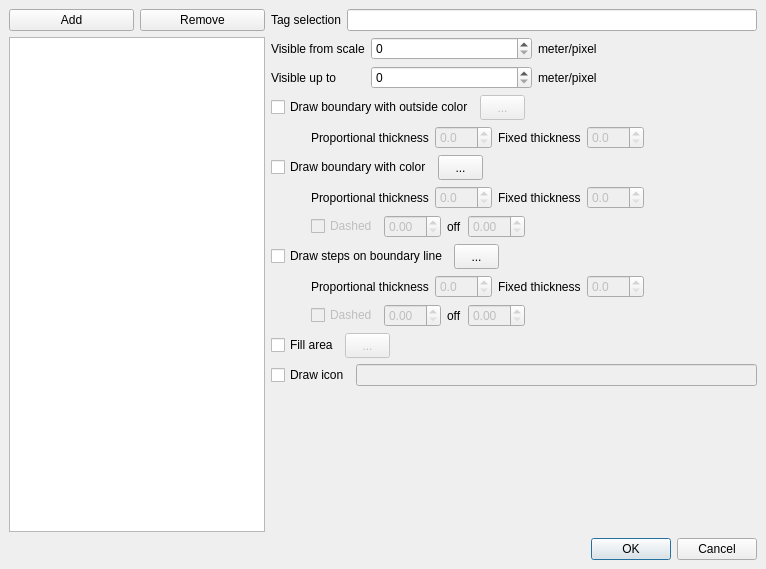
First picture: the form in PaintStyle/PaintStyleEditor.ui, repository openstreetmap/merkaartor, before the edit.
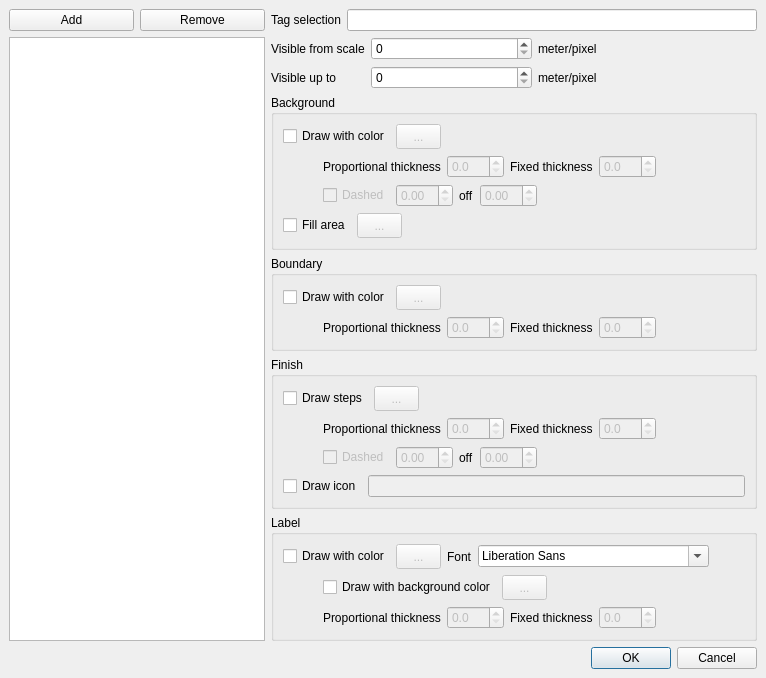
Second picture: the form after the edit.

Commit message: ADD : names rendering in styles

The edit to the form file:
```diff
--- a/PaintStyle/PaintStyleEditor.ui
+++ b/PaintStyle/PaintStyleEditor.ui
@@ -6,7 +6,7 @@
     <x>0</x>
     <y>0</y>
     <width>766</width>
-    <height>569</height>
+    <height>665</height>
    </rect>
   </property>
   <property name="windowTitle" >
@@ -129,19 +129,7 @@
          <property name="leftMargin" >
           <number>0</number>
          </property>
-         <property name="topMargin" >
-          <number>0</number>
-         </property>
-         <property name="rightMargin" >
-          <number>0</number>
-         </property>
-         <property name="bottomMargin" >
-          <number>0</number>
-         </property>
-         <property name="horizontalSpacing" >
-          <number>6</number>
-         </property>
-         <property name="verticalSpacing" >
+         <property name="spacing" >
           <number>6</number>
          </property>
          <item row="0" column="0" >
@@ -161,19 +149,7 @@
          <property name="leftMargin" >
           <number>0</number>
          </property>
-         <property name="topMargin" >
-          <number>0</number>
-         </property>
-         <property name="rightMargin" >
-          <number>0</number>
-         </property>
-         <property name="bottomMargin" >
-          <number>0</number>
-         </property>
-         <property name="horizontalSpacing" >
-          <number>6</number>
-         </property>
-         <property name="verticalSpacing" >
+         <property name="spacing" >
           <number>6</number>
          </property>
          <item row="0" column="2" >
@@ -255,174 +231,31 @@
         </layout>
        </item>
        <item>
-        <layout class="QHBoxLayout" >
-         <property name="spacing" >
-          <number>6</number>
+        <widget class="QGroupBox" name="groupBox_2" >
+         <property name="title" >
+          <string>Background</string>
          </property>
-         <property name="leftMargin" >
-          <number>0</number>
-         </property>
-         <property name="topMargin" >
-          <number>0</number>
-         </property>
-         <property name="rightMargin" >
-          <number>0</number>
-         </property>
-         <property name="bottomMargin" >
-          <number>0</number>
-         </property>
+         <layout class="QVBoxLayout" name="verticalLayout_2" >
          <item>
-          <widget class="QCheckBox" name="DrawBackground" >
-           <property name="text" >
-            <string>Draw boundary with outside color</string>
-           </property>
-          </widget>
-         </item>
-         <item>
-          <widget class="QToolButton" name="BackgroundColor" >
-           <property name="enabled" >
-            <bool>false</bool>
-           </property>
-           <property name="minimumSize" >
-            <size>
-             <width>45</width>
-             <height>25</height>
-            </size>
-           </property>
-           <property name="text" >
-            <string>...</string>
-           </property>
-          </widget>
-         </item>
-         <item>
-          <spacer>
-           <property name="orientation" >
-            <enum>Qt::Horizontal</enum>
-           </property>
-           <property name="sizeHint" >
-            <size>
-             <width>40</width>
-             <height>20</height>
-            </size>
-           </property>
-          </spacer>
-         </item>
-        </layout>
-       </item>
-       <item>
         <layout class="QHBoxLayout" >
          <property name="spacing" >
           <number>6</number>
          </property>
-         <property name="leftMargin" >
-          <number>0</number>
-         </property>
-         <property name="topMargin" >
-          <number>0</number>
-         </property>
-         <property name="rightMargin" >
-          <number>0</number>
-         </property>
-         <property name="bottomMargin" >
-          <number>0</number>
-         </property>
-         <item>
-          <spacer>
-           <property name="orientation" >
-            <enum>Qt::Horizontal</enum>
-           </property>
-           <property name="sizeType" >
-            <enum>QSizePolicy::Minimum</enum>
-           </property>
-           <property name="sizeHint" >
-            <size>
-             <width>40</width>
-             <height>20</height>
-            </size>
-           </property>
-          </spacer>
-         </item>
-         <item>
-          <widget class="QLabel" name="label_8" >
-           <property name="text" >
-            <string>Proportional thickness</string>
-           </property>
-          </widget>
-         </item>
-         <item>
-          <widget class="QDoubleSpinBox" name="ProportionalBackground" >
-           <property name="enabled" >
-            <bool>false</bool>
-           </property>
-           <property name="decimals" >
-            <number>1</number>
-           </property>
-           <property name="singleStep" >
-            <double>0.500000000000000</double>
-           </property>
-          </widget>
-         </item>
-         <item>
-          <widget class="QLabel" name="label_9" >
-           <property name="text" >
-            <string>Fixed thickness</string>
-           </property>
-          </widget>
-         </item>
-         <item>
-          <widget class="QDoubleSpinBox" name="FixedBackground" >
-           <property name="enabled" >
-            <bool>false</bool>
-           </property>
-           <property name="decimals" >
-            <number>1</number>
-           </property>
-           <property name="singleStep" >
-            <double>0.500000000000000</double>
-           </property>
-          </widget>
-         </item>
-         <item>
-          <spacer>
-           <property name="orientation" >
-            <enum>Qt::Horizontal</enum>
-           </property>
-           <property name="sizeHint" >
-            <size>
-             <width>40</width>
-             <height>20</height>
-            </size>
-           </property>
-          </spacer>
-         </item>
-        </layout>
-       </item>
-       <item>
-        <layout class="QHBoxLayout" >
-         <property name="spacing" >
-          <number>6</number>
-         </property>
-         <property name="leftMargin" >
-          <number>0</number>
-         </property>
-         <property name="topMargin" >
-          <number>0</number>
-         </property>
-         <property name="rightMargin" >
-          <number>0</number>
-         </property>
-         <property name="bottomMargin" >
+            <property name="margin" >
           <number>0</number>
          </property>
          <item>
           <widget class="QCheckBox" name="DrawForeground" >
            <property name="text" >
-            <string>Draw boundary with color</string>
+               <string>Draw with color</string>
            </property>
           </widget>
          </item>
          <item>
           <widget class="QToolButton" name="ForegroundColor" >
+              <property name="enabled" >
+               <bool>false</bool>
+              </property>
            <property name="minimumSize" >
             <size>
              <width>45</width>
@@ -624,24 +457,207 @@
          <property name="leftMargin" >
           <number>0</number>
          </property>
-         <property name="topMargin" >
+            <item>
+             <widget class="QCheckBox" name="DrawFill" >
+              <property name="text" >
+               <string>Fill area</string>
+              </property>
+             </widget>
+            </item>
+            <item>
+             <widget class="QToolButton" name="FillColor" >
+              <property name="enabled" >
+               <bool>false</bool>
+              </property>
+              <property name="minimumSize" >
+               <size>
+                <width>45</width>
+                <height>25</height>
+               </size>
+              </property>
+              <property name="text" >
+               <string>...</string>
+              </property>
+             </widget>
+            </item>
+            <item>
+             <spacer>
+              <property name="orientation" >
+               <enum>Qt::Horizontal</enum>
+              </property>
+              <property name="sizeHint" stdset="0" >
+               <size>
+                <width>40</width>
+                <height>20</height>
+               </size>
+              </property>
+             </spacer>
+            </item>
+           </layout>
+          </item>
+         </layout>
+        </widget>
+       </item>
+       <item>
+        <widget class="QGroupBox" name="groupBox" >
+         <property name="title" >
+          <string>Boundary</string>
+         </property>
+         <layout class="QVBoxLayout" name="verticalLayout" >
+          <item>
+           <layout class="QHBoxLayout" >
+            <property name="spacing" >
+             <number>6</number>
+            </property>
+            <property name="margin" >
           <number>0</number>
          </property>
-         <property name="rightMargin" >
+            <item>
+             <widget class="QCheckBox" name="DrawBackground" >
+              <property name="text" >
+               <string>Draw with color</string>
+              </property>
+             </widget>
+            </item>
+            <item>
+             <widget class="QToolButton" name="BackgroundColor" >
+              <property name="enabled" >
+               <bool>false</bool>
+              </property>
+              <property name="minimumSize" >
+               <size>
+                <width>45</width>
+                <height>25</height>
+               </size>
+              </property>
+              <property name="text" >
+               <string>...</string>
+              </property>
+             </widget>
+            </item>
+            <item>
+             <spacer>
+              <property name="orientation" >
+               <enum>Qt::Horizontal</enum>
+              </property>
+              <property name="sizeHint" stdset="0" >
+               <size>
+                <width>40</width>
+                <height>20</height>
+               </size>
+              </property>
+             </spacer>
+            </item>
+           </layout>
+          </item>
+          <item>
+           <layout class="QHBoxLayout" >
+            <property name="spacing" >
+             <number>6</number>
+            </property>
+            <property name="margin" >
           <number>0</number>
          </property>
-         <property name="bottomMargin" >
+            <item>
+             <spacer>
+              <property name="orientation" >
+               <enum>Qt::Horizontal</enum>
+              </property>
+              <property name="sizeType" >
+               <enum>QSizePolicy::Minimum</enum>
+              </property>
+              <property name="sizeHint" stdset="0" >
+               <size>
+                <width>40</width>
+                <height>20</height>
+               </size>
+              </property>
+             </spacer>
+            </item>
+            <item>
+             <widget class="QLabel" name="label_8" >
+              <property name="text" >
+               <string>Proportional thickness</string>
+              </property>
+             </widget>
+            </item>
+            <item>
+             <widget class="QDoubleSpinBox" name="ProportionalBackground" >
+              <property name="enabled" >
+               <bool>false</bool>
+              </property>
+              <property name="decimals" >
+               <number>1</number>
+              </property>
+              <property name="singleStep" >
+               <double>0.500000000000000</double>
+              </property>
+             </widget>
+            </item>
+            <item>
+             <widget class="QLabel" name="label_9" >
+              <property name="text" >
+               <string>Fixed thickness</string>
+              </property>
+             </widget>
+            </item>
+            <item>
+             <widget class="QDoubleSpinBox" name="FixedBackground" >
+              <property name="enabled" >
+               <bool>false</bool>
+              </property>
+              <property name="decimals" >
+               <number>1</number>
+              </property>
+              <property name="singleStep" >
+               <double>0.500000000000000</double>
+              </property>
+             </widget>
+            </item>
+            <item>
+             <spacer>
+              <property name="orientation" >
+               <enum>Qt::Horizontal</enum>
+              </property>
+              <property name="sizeHint" stdset="0" >
+               <size>
+                <width>40</width>
+                <height>20</height>
+               </size>
+              </property>
+             </spacer>
+            </item>
+           </layout>
+          </item>
+         </layout>
+        </widget>
+       </item>
+       <item>
+        <widget class="QGroupBox" name="groupBox_3" >
+         <property name="title" >
+          <string>Finish</string>
+         </property>
+         <layout class="QVBoxLayout" name="verticalLayout_3" >
+          <item>
+           <layout class="QHBoxLayout" >
+            <property name="spacing" >
+             <number>6</number>
+            </property>
+            <property name="margin" >
           <number>0</number>
          </property>
          <item>
           <widget class="QCheckBox" name="DrawTouchup" >
            <property name="text" >
-            <string>Draw steps on boundary line</string>
+               <string>Draw steps</string>
            </property>
           </widget>
          </item>
          <item>
           <widget class="QToolButton" name="TouchupColor" >
+              <property name="enabled" >
+               <bool>false</bool>
+              </property>
            <property name="minimumSize" >
             <size>
              <width>45</width>
@@ -840,71 +856,7 @@
          <property name="spacing" >
           <number>6</number>
          </property>
-         <property name="leftMargin" >
-          <number>0</number>
-         </property>
-         <property name="topMargin" >
-          <number>0</number>
-         </property>
-         <property name="rightMargin" >
-          <number>0</number>
-         </property>
-         <property name="bottomMargin" >
-          <number>0</number>
-         </property>
-         <item>
-          <widget class="QCheckBox" name="DrawFill" >
-           <property name="text" >
-            <string>Fill area</string>
-           </property>
-          </widget>
-         </item>
-         <item>
-          <widget class="QToolButton" name="FillColor" >
-           <property name="enabled" >
-            <bool>false</bool>
-           </property>
-           <property name="minimumSize" >
-            <size>
-             <width>45</width>
-             <height>25</height>
-            </size>
-           </property>
-           <property name="text" >
-            <string>...</string>
-           </property>
-          </widget>
-         </item>
-         <item>
-          <spacer>
-           <property name="orientation" >
-            <enum>Qt::Horizontal</enum>
-           </property>
-           <property name="sizeHint" >
-            <size>
-             <width>40</width>
-             <height>20</height>
-            </size>
-           </property>
-          </spacer>
-         </item>
-        </layout>
-       </item>
-       <item>
-        <layout class="QHBoxLayout" >
-         <property name="spacing" >
-          <number>6</number>
-         </property>
-         <property name="leftMargin" >
-          <number>0</number>
-         </property>
-         <property name="topMargin" >
-          <number>0</number>
-         </property>
-         <property name="rightMargin" >
-          <number>0</number>
-         </property>
-         <property name="bottomMargin" >
+            <property name="margin" >
           <number>0</number>
          </property>
          <item>
@@ -923,12 +875,221 @@
          </item>
         </layout>
        </item>
+         </layout>
+        </widget>
+       </item>
+       <item>
+        <widget class="QGroupBox" name="groupBox_4" >
+         <property name="title" >
+          <string>Label</string>
+         </property>
+         <layout class="QVBoxLayout" name="verticalLayout_4" >
+          <item>
+           <layout class="QHBoxLayout" name="_5" >
+            <property name="spacing" >
+             <number>6</number>
+            </property>
+            <property name="margin" >
+             <number>0</number>
+            </property>
+            <item>
+             <widget class="QCheckBox" name="DrawLabel" >
+              <property name="text" >
+               <string>Draw with color</string>
+              </property>
+             </widget>
+            </item>
+            <item>
+             <widget class="QToolButton" name="LabelColor" >
+              <property name="enabled" >
+               <bool>false</bool>
+              </property>
+              <property name="minimumSize" >
+               <size>
+                <width>45</width>
+                <height>25</height>
+               </size>
+              </property>
+              <property name="text" >
+               <string>...</string>
+              </property>
+             </widget>
+            </item>
+            <item>
+             <widget class="QLabel" name="label_2" >
+              <property name="text" >
+               <string>Font</string>
+              </property>
+             </widget>
+            </item>
+            <item>
+             <widget class="QFontComboBox" name="LabelFont" />
+            </item>
+            <item>
+             <spacer>
+              <property name="orientation" >
+               <enum>Qt::Horizontal</enum>
+              </property>
+              <property name="sizeHint" stdset="0" >
+               <size>
+                <width>40</width>
+                <height>20</height>
+               </size>
+              </property>
+             </spacer>
+            </item>
+           </layout>
+          </item>
+          <item>
+           <layout class="QHBoxLayout" name="_4" >
+            <property name="spacing" >
+             <number>6</number>
+            </property>
+            <property name="margin" >
+             <number>0</number>
+            </property>
+            <item>
+             <spacer name="horizontalSpacer" >
+              <property name="orientation" >
+               <enum>Qt::Horizontal</enum>
+              </property>
+              <property name="sizeType" >
+               <enum>QSizePolicy::Minimum</enum>
+              </property>
+              <property name="sizeHint" stdset="0" >
+               <size>
+                <width>40</width>
+                <height>20</height>
+               </size>
+              </property>
+             </spacer>
+            </item>
+            <item>
+             <widget class="QCheckBox" name="DrawLabelBackground" >
+              <property name="text" >
+               <string>Draw with background color</string>
+              </property>
+             </widget>
+            </item>
+            <item>
+             <widget class="QToolButton" name="LabelBackgroundlColor" >
+              <property name="enabled" >
+               <bool>false</bool>
+              </property>
+              <property name="minimumSize" >
+               <size>
+                <width>45</width>
+                <height>25</height>
+               </size>
+              </property>
+              <property name="text" >
+               <string>...</string>
+              </property>
+             </widget>
+            </item>
+            <item>
+             <spacer>
+              <property name="orientation" >
+               <enum>Qt::Horizontal</enum>
+              </property>
+              <property name="sizeHint" stdset="0" >
+               <size>
+                <width>40</width>
+                <height>20</height>
+               </size>
+              </property>
+             </spacer>
+            </item>
+           </layout>
+          </item>
+          <item>
+           <layout class="QHBoxLayout" name="horizontallayout_3" >
+            <property name="spacing" >
+             <number>6</number>
+            </property>
+            <property name="margin" >
+             <number>0</number>
+            </property>
+            <item>
+             <spacer>
+              <property name="orientation" >
+               <enum>Qt::Horizontal</enum>
+              </property>
+              <property name="sizeType" >
+               <enum>QSizePolicy::Minimum</enum>
+              </property>
+              <property name="sizeHint" stdset="0" >
+               <size>
+                <width>40</width>
+                <height>20</height>
+               </size>
+              </property>
+             </spacer>
+            </item>
+            <item>
+             <widget class="QLabel" name="label_16" >
+              <property name="text" >
+               <string>Proportional thickness</string>
+              </property>
+             </widget>
+            </item>
+            <item>
+             <widget class="QDoubleSpinBox" name="ProportionalLabel" >
+              <property name="enabled" >
+               <bool>false</bool>
+              </property>
+              <property name="decimals" >
+               <number>1</number>
+              </property>
+              <property name="singleStep" >
+               <double>0.500000000000000</double>
+              </property>
+             </widget>
+            </item>
+            <item>
+             <widget class="QLabel" name="label_17" >
+              <property name="text" >
+               <string>Fixed thickness</string>
+              </property>
+             </widget>
+            </item>
+            <item>
+             <widget class="QDoubleSpinBox" name="FixedLabel" >
+              <property name="enabled" >
+               <bool>false</bool>
+              </property>
+              <property name="decimals" >
+               <number>1</number>
+              </property>
+              <property name="singleStep" >
+               <double>0.500000000000000</double>
+              </property>
+             </widget>
+            </item>
+            <item>
+             <spacer>
+              <property name="orientation" >
+               <enum>Qt::Horizontal</enum>
+              </property>
+              <property name="sizeHint" stdset="0" >
+               <size>
+                <width>40</width>
+                <height>20</height>
+               </size>
+              </property>
+             </spacer>
+            </item>
+           </layout>
+          </item>
+         </layout>
+        </widget>
+       </item>
        <item>
         <spacer>
          <property name="orientation" >
           <enum>Qt::Vertical</enum>
          </property>
-         <property name="sizeHint" >
+         <property name="sizeHint" stdset="0" >
           <size>
            <width>407</width>
            <height>20</height>
@@ -946,7 +1107,7 @@
       <enum>Qt::Horizontal</enum>
      </property>
      <property name="standardButtons" >
-      <set>QDialogButtonBox::Cancel|QDialogButtonBox::NoButton|QDialogButtonBox::Ok</set>
+      <set>QDialogButtonBox::Cancel|QDialogButtonBox::Ok</set>
      </property>
     </widget>
    </item>
```
Left out of the diff: 361 changed lines with no effect on the pictures. Lines whose indentation alone changed are shown as unchanged. The commit also changes 12 other files.
